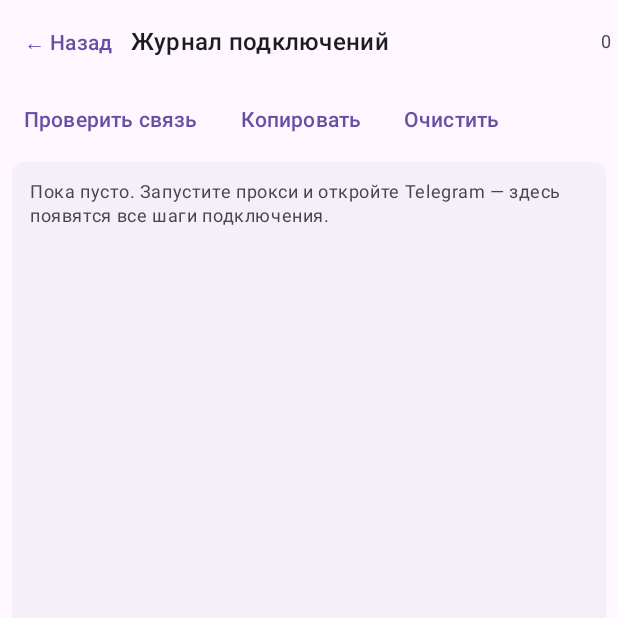
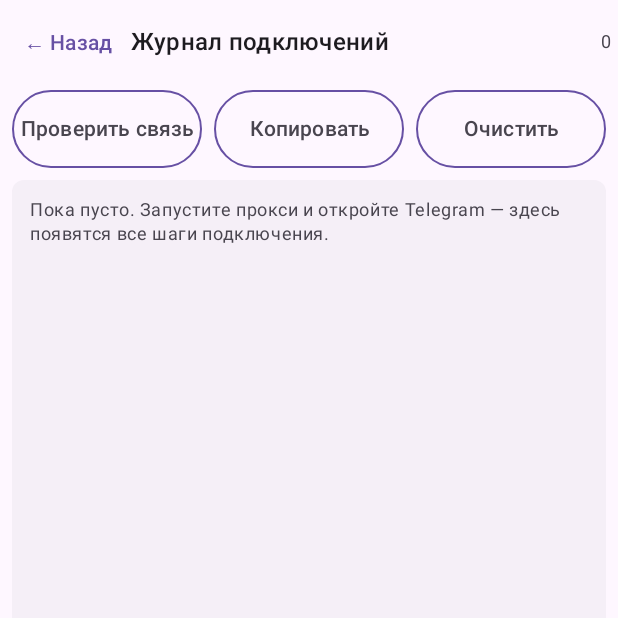
Before and after one commit to Njambo/TgWsProxy-for-phone, an Android app built with Jetpack Compose: the composable LogScreen called with empty values, on a phone screen of 412 x 824 dp, the top half of it. Run offline under Robolectric (Android 15) with nearby library versions, the phone set to English and light mode, and no system bars; pictures from the network do not load.

Commit message:
Журнал: три кнопки с обводкой в одной строке

```diff
--- a/android/app/src/main/java/org/tgwsproxy/mobile/MainActivity.kt
+++ b/android/app/src/main/java/org/tgwsproxy/mobile/MainActivity.kt
@@ -21,6 +21,7 @@ import androidx.activity.compose.BackHandler
 import androidx.activity.compose.rememberLauncherForActivityResult
 import androidx.activity.compose.setContent
 import androidx.activity.result.contract.ActivityResultContracts
+import androidx.compose.foundation.BorderStroke
 import androidx.compose.foundation.background
 import androidx.compose.foundation.border
 import androidx.compose.foundation.isSystemInDarkTheme
@@ -92,6 +93,7 @@ import androidx.compose.ui.semantics.semantics
 import androidx.compose.ui.semantics.stateDescription
 import androidx.compose.ui.text.font.FontFamily
 import androidx.compose.ui.text.font.FontWeight
+import androidx.compose.ui.text.style.TextAlign
 import androidx.compose.ui.unit.dp
 import androidx.compose.ui.unit.sp
 import androidx.core.content.ContextCompat
@@ -1452,6 +1454,29 @@ private fun <T> OptionSelector(
     }
 }
 
+/** Кнопка панели действий журнала: одинаковая высота, обводка, подпись в 1–2 строки. */
+@Composable
+private fun LogActionButton(
+    label: String,
+    onClick: () -> Unit,
+    modifier: Modifier = Modifier,
+) {
+    OutlinedButton(
+        onClick = onClick,
+        modifier = modifier.height(52.dp),
+        border = BorderStroke(1.dp, MaterialTheme.colorScheme.primary),
+        contentPadding = PaddingValues(horizontal = 4.dp, vertical = 4.dp)
+    ) {
+        Text(
+            label,
+            fontSize = 14.sp,
+            lineHeight = 16.sp,
+            maxLines = 2,
+            textAlign = TextAlign.Center
+        )
+    }
+}
+
 @Composable
 private fun LogScreen(
     logCount: Int,
@@ -1496,12 +1521,12 @@ private fun LogScreen(
         Row(
             modifier = Modifier
                 .fillMaxWidth()
-                .padding(horizontal = 4.dp),
-            horizontalArrangement = Arrangement.spacedBy(4.dp)
-        ) {
-            TextButton(onClick = onProbe) { Text("Проверить связь") }
-            TextButton(onClick = onCopy) { Text("Копировать") }
-            TextButton(onClick = onClear) { Text("Очистить") }
+                .padding(horizontal = 8.dp, vertical = 4.dp),
+            horizontalArrangement = Arrangement.spacedBy(8.dp)
+        ) {
+            LogActionButton("Проверить связь", onProbe, Modifier.weight(1f))
+            LogActionButton("Копировать", onCopy, Modifier.weight(1f))
+            LogActionButton("Очистить", onClear, Modifier.weight(1f))
         }
 
         Box(
```
